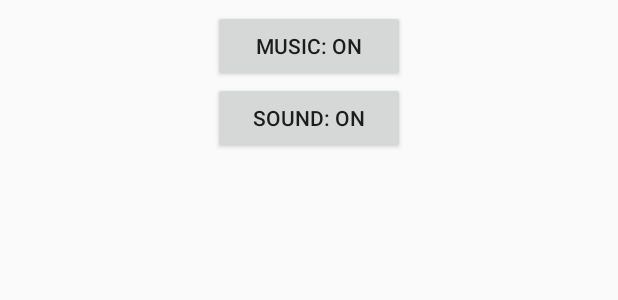
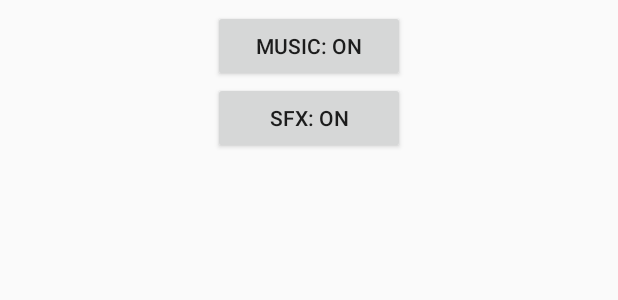
Before and after one commit to skylerreimer/Emoji-Hunter, an Android app: the layout options.xml on its own in the app's theme, with its tools: preview values and no code run, on a phone screen of 412 x 824 dp. Shown: the part 344-644 px from the top of the screen. Run offline under Robolectric (Android 15) with nearby library versions, the phone set to English and light mode, and no system bars.

Commit message:
added button functionalities

```diff
--- a/app/src/main/res/layout/options.xml
+++ b/app/src/main/res/layout/options.xml
@@ -54,11 +54,12 @@
                 android:layout_height="wrap_content"
                 android:gravity="center">
 
-                <Button
+                <Button android:id="@+id/sfxButton"
                     android:text="@string/soundOn"
                     android:layout_width="128dp"
                     android:layout_height="wrap_content"
-                    android:gravity="center"/>
+                    android:gravity="center"
+                    android:onClick="sfx"/>
 
             </LinearLayout>
 
--- a/app/src/main/res/values/strings.xml
+++ b/app/src/main/res/values/strings.xml
@@ -13,8 +13,8 @@
 
     <string name="musicOn">Music: ON</string>
     <string name="musicOff">Music: OFF</string>
-    <string name="soundOn">Sound: ON</string>
-    <string name="soundOff">Sound: OFF</string>
+    <string name="soundOn">SFX: ON</string>
+    <string name="soundOff">SFX: OFF</string>
 
     <string name="back">Back</string>
 </resources>
```
Also changed, not shown: app/src/main/java/com/skylerreimer/hackathon2016/MainActivity.java (+12 -1 lines).
